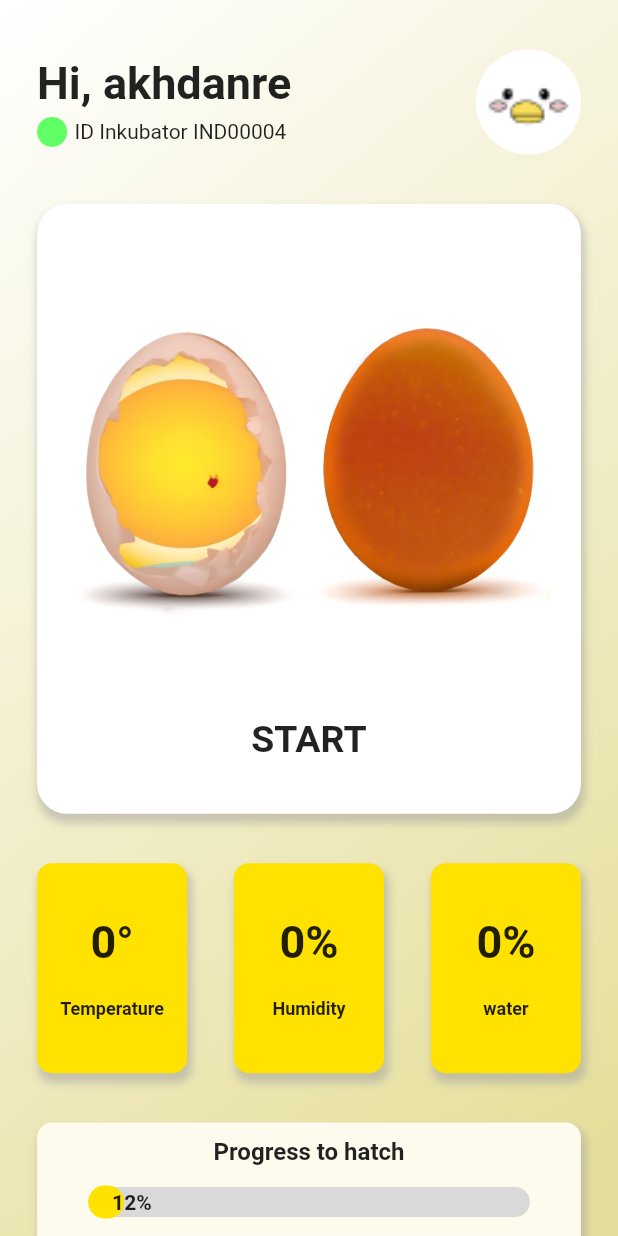
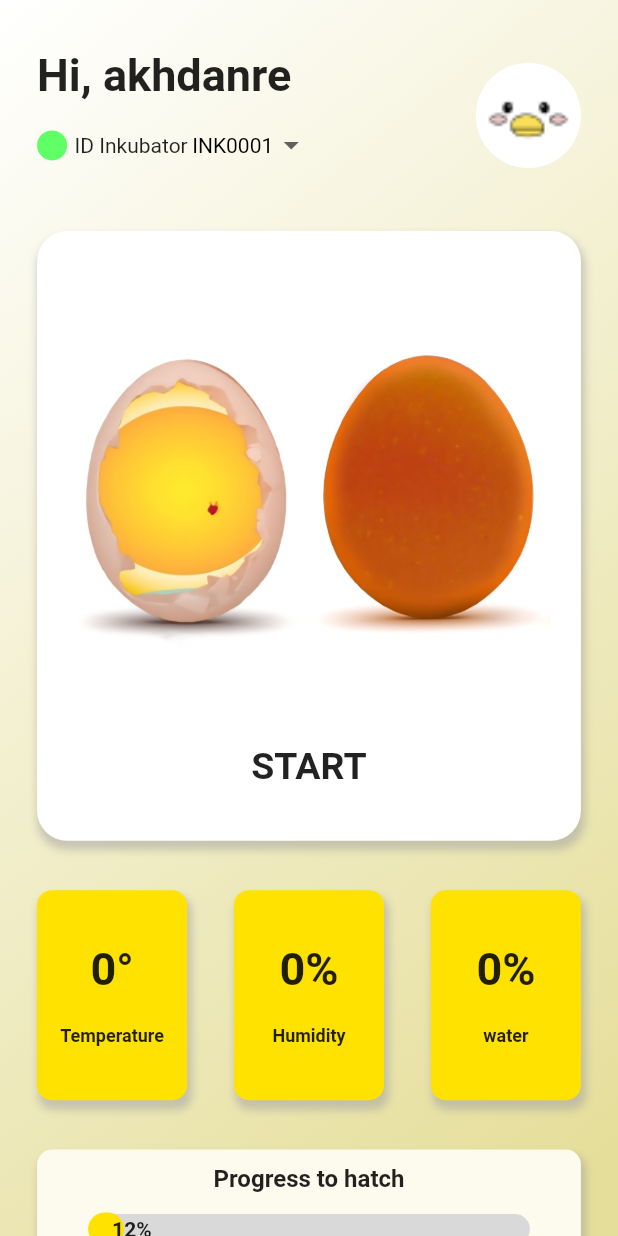
Before and after one commit to Akhdanre/Tetas.in, a Flutter app: the HomeScreen screen opened directly, on a phone screen of 412 x 824 dp. Run offline on Flutter 3.47's test engine with Material 2 defaults, Android fonts, the phone set to English and light mode, and no system bars; our stand-ins replace bloc, flutter_bloc, shared_preferences; accounts and stored records are empty; generated files the repository leaves out were written again; network calls fail.

Commit message:
add list id inkubator

```diff
--- a/lib/src/presentation/pages/home_screen.dart
+++ b/lib/src/presentation/pages/home_screen.dart
@@ -19,12 +19,8 @@ class _HomeScreenState extends State<HomeScreen>
     with AutomaticKeepAliveClientMixin {
   String user = "akhdanre";
   String idIncubator = "IND00004";
-  int day = 1;
   String dueDate = "12-12-2023";
-  int temp = 38;
-  int humd = 38;
-  int water = 38;
-  bool isFirst = false;
+  String selectedValue = "INK0001"; // Initialize with a default value
 
   @override
   Widget build(BuildContext context) {
@@ -67,7 +63,31 @@ class _HomeScreenState extends State<HomeScreen>
                               const SizedBox(
                                 width: 5,
                               ),
-                              Text("ID Inkubator $idIncubator")
+                              const Text("ID Inkubator"),
+                              const SizedBox(
+                                width: 3,
+                              ),
+                              DropdownButton<String>(
+                                value: selectedValue,
+                                underline: const SizedBox(),
+                                style: TextStyle(
+                                    fontSize: 14, color: Colors.black),
+                                items: const [
+                                  DropdownMenuItem(
+                                      child: Text("INK0001"), value: "INK0001"),
+                                  DropdownMenuItem(
+                                      child: Text("INK0002"), value: "INK0002"),
+                                  DropdownMenuItem(
+                                      child: Text("INK0003"), value: "INK0003"),
+                                  DropdownMenuItem(
+                                      child: Text("INK0004"), value: "INK0004"),
+                                ],
+                                onChanged: (newValue) {
+                                  setState(() {
+                                    selectedValue = newValue!;
+                                  });
+                                },
+                              )
                             ],
                           )
                         ],
@@ -174,7 +194,6 @@ class _HomeScreenState extends State<HomeScreen>
                         buildWhen: (previous, current) =>
                             previous != current && current is HomeUpdate,
                         builder: (context, state) {
-                          print("temp still update");
                           if (state is HomeUpdate) {
                             return StatusInfoInku(
                               value: state.temp,
@@ -191,7 +210,6 @@ class _HomeScreenState extends State<HomeScreen>
                         buildWhen: (previous, current) =>
                             previous != current && current is HomeUpdate,
                         builder: (context, state) {
-                          print("humd still update");
                           if (state is HomeUpdate) {
                             return StatusInfoInku(
                               value: state.humd,
```
Also changed, not shown: lib/src/bussines_logic/bloc/home_bloc.dart (+18 -4 lines).
